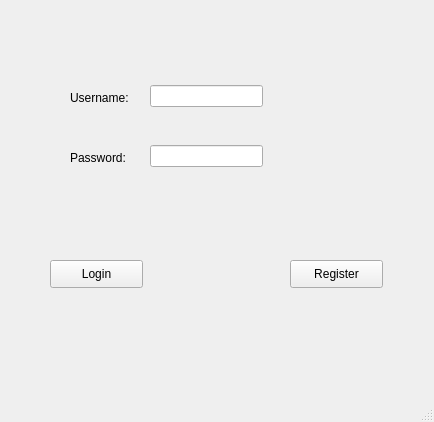
This is UI files/login page.ui in tikna1234/minor-project as Qt 5 draws it before an edit. The edited form follows.
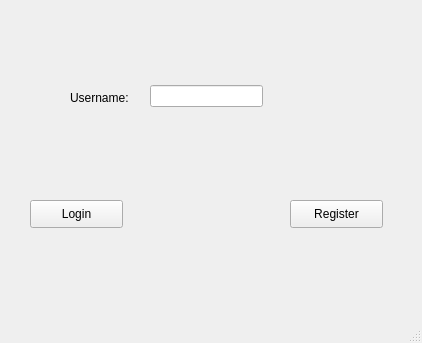
This is the edited form.

Patch:
```diff
--- a/UI files/login page.ui
+++ b/UI files/login page.ui
@@ -6,8 +6,8 @@
    <rect>
     <x>0</x>
     <y>0</y>
-    <width>434</width>
-    <height>422</height>
+    <width>422</width>
+    <height>343</height>
    </rect>
   </property>
   <property name="windowTitle">
@@ -37,34 +37,11 @@
      </rect>
     </property>
    </widget>
-   <widget class="QLabel" name="label_2">
+   <widget class="QPushButton" name="LoginButton">
     <property name="geometry">
      <rect>
-      <x>70</x>
-      <y>150</y>
-      <width>71</width>
-      <height>16</height>
-     </rect>
-    </property>
-    <property name="text">
-     <string>Password:</string>
-    </property>
-   </widget>
-   <widget class="QLineEdit" name="lineEdit_2">
-    <property name="geometry">
-     <rect>
-      <x>150</x>
-      <y>145</y>
-      <width>113</width>
-      <height>22</height>
-     </rect>
-    </property>
-   </widget>
-   <widget class="QPushButton" name="pushButton">
-    <property name="geometry">
-     <rect>
-      <x>50</x>
-      <y>260</y>
+      <x>30</x>
+      <y>200</y>
       <width>93</width>
       <height>28</height>
      </rect>
@@ -77,7 +54,7 @@
     <property name="geometry">
      <rect>
       <x>290</x>
-      <y>260</y>
+      <y>200</y>
       <width>93</width>
       <height>28</height>
      </rect>
```
Left out of the diff: 14 changed lines with no effect on the pictures.
